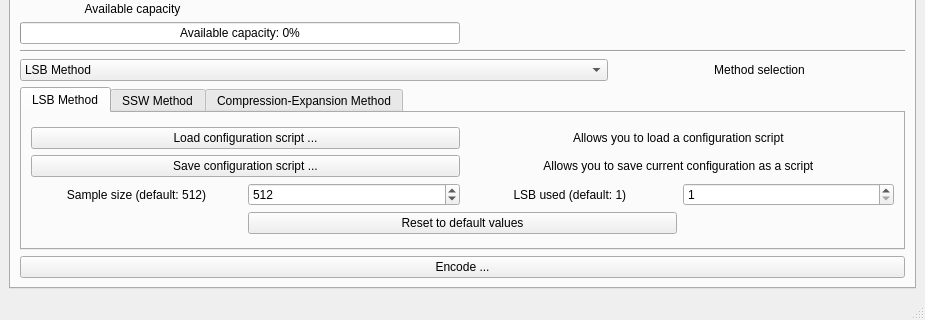
jcelerier/watermarking, file src/GUI/InterfaceWatermarking/mainwindow.ui: the form before one commit; both pictures show x 0 to 925 and y 373 to 693 of the 925 by 693 pixel window.
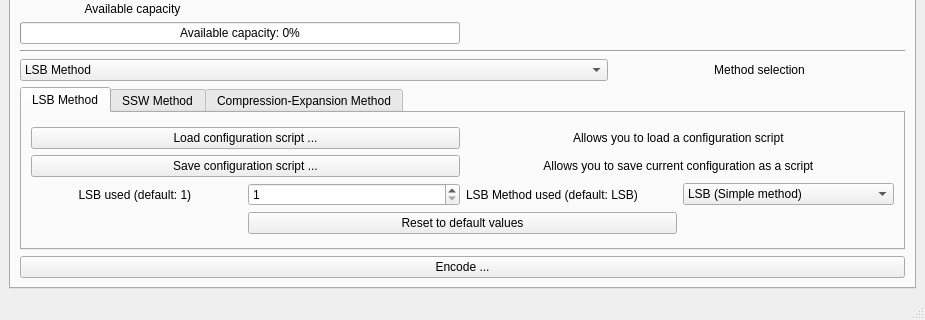
The form after the commit. Icons and pictures are not drawn. Custom widgets are drawn as their Qt base class.

Patch:
```diff
--- a/src/GUI/InterfaceWatermarking/mainwindow.ui
+++ b/src/GUI/InterfaceWatermarking/mainwindow.ui
@@ -67,16 +67,6 @@
                <layout class="QGridLayout" name="gridLayout_6">
                 <item row="0" column="0" colspan="2">
                  <layout class="QGridLayout" name="gridLayout_5">
-                  <item row="2" column="3">
-                   <widget class="QSpinBox" name="NumberLsbSpinBox">
-                    <property name="minimum">
-                     <number>1</number>
-                    </property>
-                    <property name="maximum">
-                     <number>5</number>
-                    </property>
-                   </widget>
-                  </item>
                   <item row="1" column="0" colspan="2">
                    <widget class="QPushButton" name="lsbSaveConfigurationButton">
                     <property name="cursor">
@@ -94,19 +84,6 @@
                     </property>
                    </widget>
                   </item>
-                  <item row="2" column="1">
-                   <widget class="QSpinBox" name="sampleSizeSpinBox">
-                    <property name="minimum">
-                     <number>1</number>
-                    </property>
-                    <property name="maximum">
-                     <number>2048</number>
-                    </property>
-                    <property name="value">
-                     <number>512</number>
-                    </property>
-                   </widget>
-                  </item>
                   <item row="0" column="2" colspan="2">
                    <widget class="QLabel" name="label">
                     <property name="text">
@@ -117,19 +94,6 @@
                     </property>
                    </widget>
                   </item>
-                  <item row="2" column="2">
-                   <widget class="QLabel" name="label_17">
-                    <property name="toolTip">
-                     <string>Defines the number of Least Significant Bits per sample used to crypt the watermark</string>
-                    </property>
-                    <property name="text">
-                     <string>LSB used (default: 1) </string>
-                    </property>
-                    <property name="alignment">
-                     <set>Qt::AlignCenter</set>
-                    </property>
-                   </widget>
-                  </item>
                   <item row="0" column="0" colspan="2">
                    <widget class="QPushButton" name="lsbLoadConfigurationButton">
                     <property name="cursor">
@@ -163,19 +127,6 @@
                     </property>
                    </widget>
                   </item>
-                  <item row="2" column="0">
-                   <widget class="QLabel" name="label_16">
-                    <property name="toolTip">
-                     <string>Defines the size (bits) of each sample used to perform LSB algorithm</string>
-                    </property>
-                    <property name="text">
-                     <string>Sample size (default: 512)</string>
-                    </property>
-                    <property name="alignment">
-                     <set>Qt::AlignCenter</set>
-                    </property>
-                   </widget>
-                  </item>
                   <item row="3" column="1" colspan="2">
                    <widget class="QPushButton" name="setDefaultValueLsbPushButton">
                     <property name="text">
@@ -187,6 +138,50 @@
                     </property>
                    </widget>
                   </item>
+                  <item row="2" column="0">
+                   <widget class="QLabel" name="label_17">
+                    <property name="toolTip">
+                     <string>Defines the number of Least Significant Bits per sample used to crypt the watermark</string>
+                    </property>
+                    <property name="text">
+                     <string>LSB used (default: 1) </string>
+                    </property>
+                    <property name="alignment">
+                     <set>Qt::AlignCenter</set>
+                    </property>
+                   </widget>
+                  </item>
+                  <item row="2" column="1">
+                   <widget class="QSpinBox" name="NumberLsbSpinBox">
+                    <property name="minimum">
+                     <number>1</number>
+                    </property>
+                    <property name="maximum">
+                     <number>5</number>
+                    </property>
+                   </widget>
+                  </item>
+                  <item row="2" column="2">
+                   <widget class="QLabel" name="label_2">
+                    <property name="text">
+                     <string>LSB Method used (default: LSB)</string>
+                    </property>
+                   </widget>
+                  </item>
+                  <item row="2" column="3">
+                   <widget class="QComboBox" name="lsbMethodUsedComboBox">
+                    <item>
+                     <property name="text">
+                      <string>LSB (Simple method)</string>
+                     </property>
+                    </item>
+                    <item>
+                     <property name="text">
+                      <string>RLSB (Resistive LSB method)</string>
+                     </property>
+                    </item>
+                   </widget>
+                  </item>
                  </layout>
                 </item>
                </layout>
```
Left out of the diff: 84 changed lines with no effect on the pictures.
